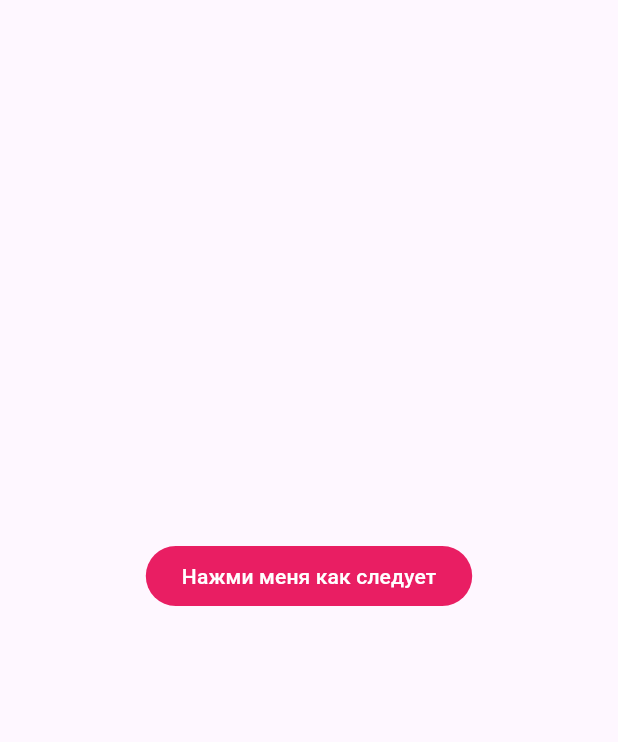
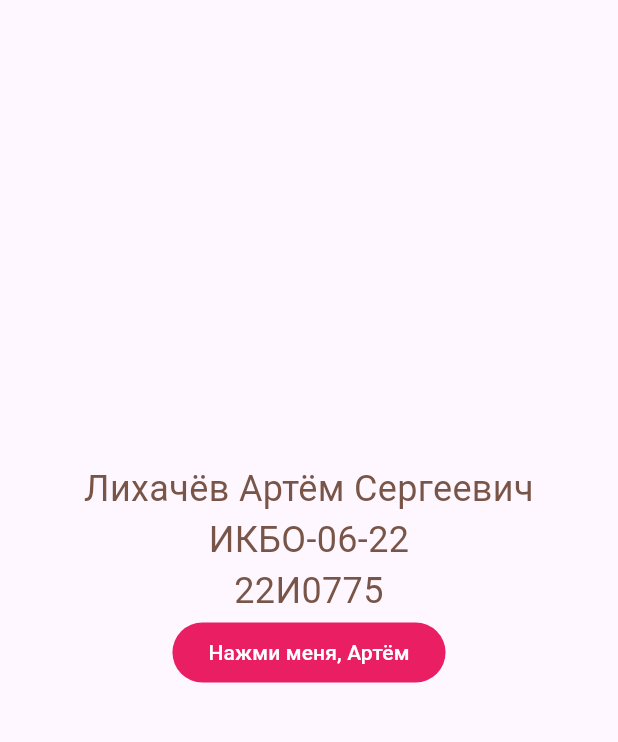
Before and after one commit to Minuano2653/Flutter_practice_3, a Flutter app: the screen it shows after launch, on a phone screen of 412 x 824 dp, the part 84-826 px from its top. Run offline on Flutter 3.47's test engine with Material 3 defaults, Android fonts, the phone set to English and light mode, and no system bars.

Commit message:
Эксперимент с виджетом Column

```diff
--- a/lib/main.dart
+++ b/lib/main.dart
@@ -46,23 +46,30 @@ class _MyHomePageState extends State<MyHomePage> {
         title: Text(widget.title),
       ),
       body: Center(
-        child: ElevatedButton(
+        child: Column(
+          mainAxisAlignment: MainAxisAlignment.center,
+          children: [
+            Text(
+              'Лихачёв Артём Сергеевич\nИКБО-06-22\n22И0775',
+              textAlign: TextAlign.center,
+              style: TextStyle(fontSize: 24, color: Colors.brown),
+            ),
+
+            ElevatedButton(
               onPressed: null,
               style: ButtonStyle(
                 backgroundColor: WidgetStateProperty.all(Colors.pink),
                 shape: WidgetStateProperty.all(
-              RoundedRectangleBorder(
-                borderRadius: BorderRadius.circular(24),
-              ),
+                  RoundedRectangleBorder(borderRadius: BorderRadius.circular(24)),
                 ),
               ),
               child: const Text(
-            'Нажми меня как следует',
-            style: TextStyle(
-              color: Colors.white
+                'Нажми меня, Артём',
+                style: TextStyle(color: Colors.white),
               ),
             ),
-        )
+          ],
+        ),
       )
     );
   }
```
Lines whose indentation alone changed are shown as unchanged.
